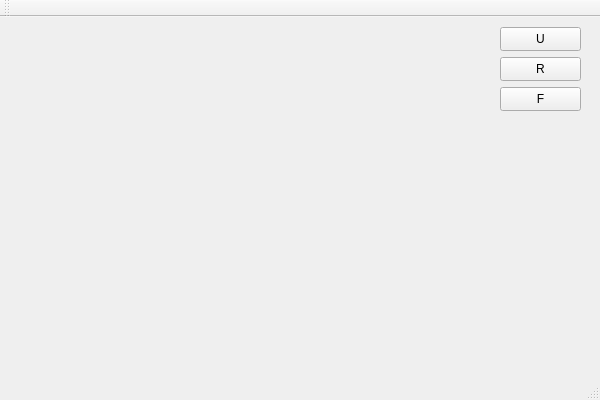
Qt form QtWidgetsApplication1/QtWidgetsApplication1.ui (gaobaige63-bot/QtWidgetsApplication1) before a commit.
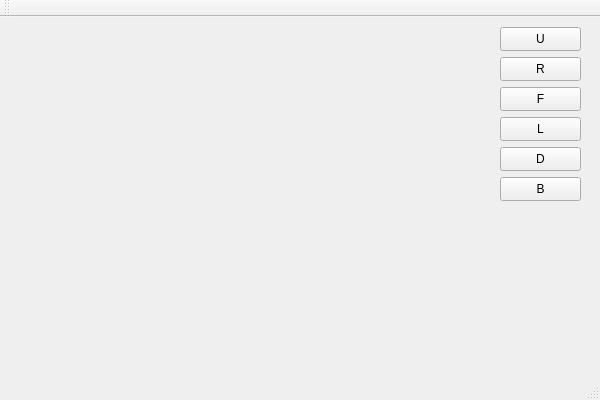
The same form after that commit.

Commit message: URFLDB OK

Diff of the .ui file:
```diff
--- a/QtWidgetsApplication1/QtWidgetsApplication1.ui
+++ b/QtWidgetsApplication1/QtWidgetsApplication1.ui
@@ -56,6 +56,45 @@
      <string>F</string>
     </property>
    </widget>
+   <widget class="QPushButton" name="btnL">
+    <property name="geometry">
+     <rect>
+      <x>500</x>
+      <y>100</y>
+      <width>81</width>
+      <height>24</height>
+     </rect>
+    </property>
+    <property name="text">
+     <string>L</string>
+    </property>
+   </widget>
+   <widget class="QPushButton" name="btnD">
+    <property name="geometry">
+     <rect>
+      <x>500</x>
+      <y>130</y>
+      <width>81</width>
+      <height>24</height>
+     </rect>
+    </property>
+    <property name="text">
+     <string>D</string>
+    </property>
+   </widget>
+   <widget class="QPushButton" name="btnB">
+    <property name="geometry">
+     <rect>
+      <x>500</x>
+      <y>160</y>
+      <width>81</width>
+      <height>24</height>
+     </rect>
+    </property>
+    <property name="text">
+     <string>B</string>
+    </property>
+   </widget>
   </widget>
   <widget class="QMenuBar" name="menuBar">
    <property name="geometry">
```
The commit also changes 2 other files.
